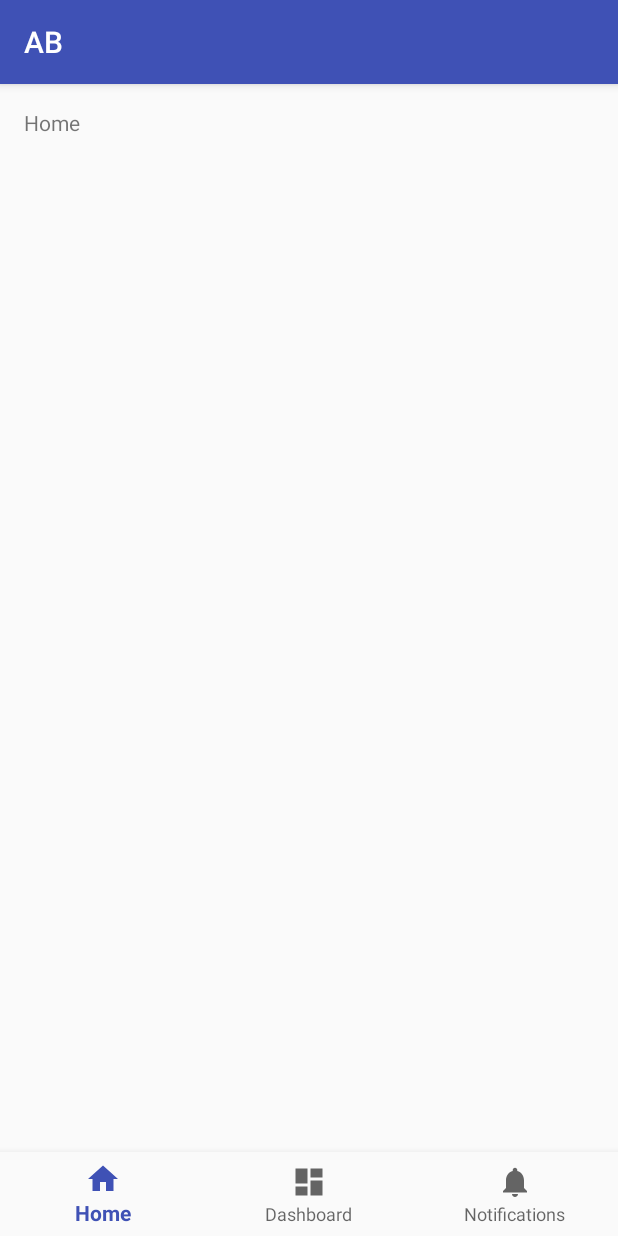
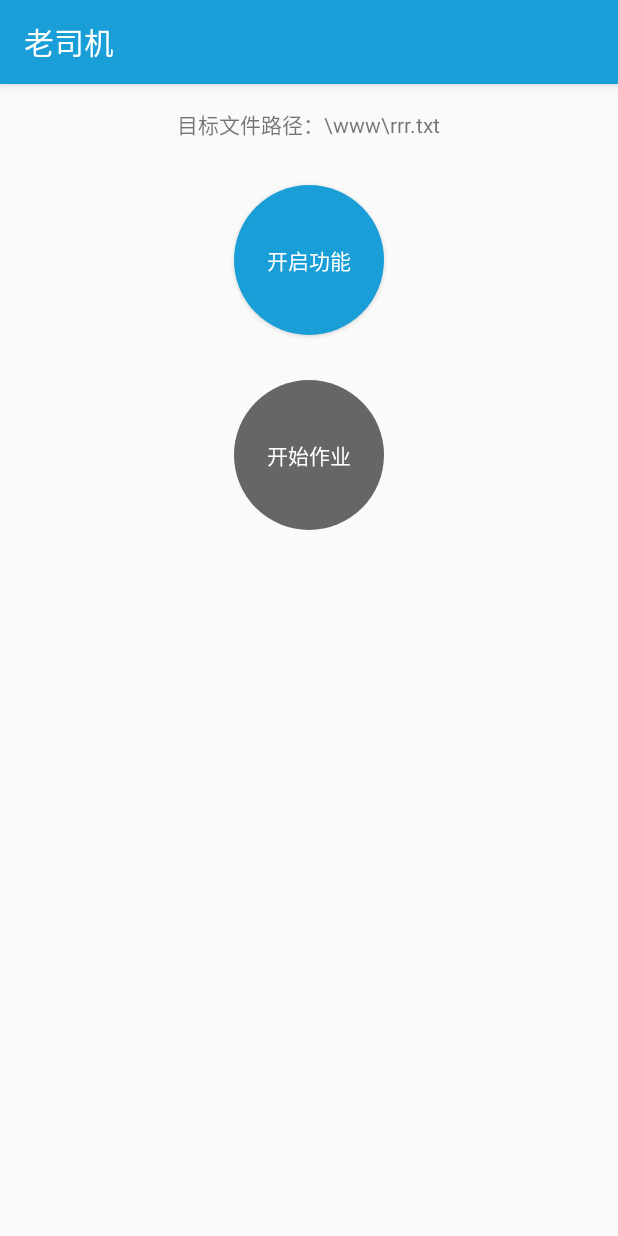
Before and after one commit to Sbingo/AB, an Android app: the screen it shows after launch (MainActivity), on a phone screen of 412 x 824 dp. Run offline under Robolectric (Android 15) with nearby library versions, the phone set to English and light mode, and no system bars.

```diff
--- a/app/src/main/java/sbingo/ab/MainActivity.java
+++ b/app/src/main/java/sbingo/ab/MainActivity.java
@@ -1,45 +1,136 @@
 package sbingo.ab;
 
+import android.accessibilityservice.AccessibilityServiceInfo;
+import android.content.Context;
+import android.content.Intent;
+import android.content.pm.PackageInfo;
+import android.content.pm.PackageManager;
 import android.os.Bundle;
-import android.support.annotation.NonNull;
-import android.support.design.widget.BottomNavigationView;
+import android.os.Environment;
+import android.provider.Settings;
 import android.support.v7.app.AppCompatActivity;
-import android.view.MenuItem;
+import android.util.Log;
+import android.view.View;
+import android.view.accessibility.AccessibilityManager;
+import android.widget.Button;
 import android.widget.TextView;
+import android.widget.Toast;
 
-public class MainActivity extends AppCompatActivity {
+import java.io.File;
+import java.util.List;
 
-    private TextView mTextMessage;
+public class MainActivity extends AppCompatActivity implements AccessibilityManager.AccessibilityStateChangeListener {
 
-    private BottomNavigationView.OnNavigationItemSelectedListener mOnNavigationItemSelectedListener
-            = new BottomNavigationView.OnNavigationItemSelectedListener() {
+    private Button serviceSwitch, start;
+    private TextView path;
 
-        @Override
-        public boolean onNavigationItemSelected(@NonNull MenuItem item) {
-            switch (item.getItemId()) {
-                case R.id.navigation_home:
-                    mTextMessage.setText(R.string.title_home);
-                    return true;
-                case R.id.navigation_dashboard:
-                    mTextMessage.setText(R.string.title_dashboard);
-                    return true;
-                case R.id.navigation_notifications:
-                    mTextMessage.setText(R.string.title_notifications);
-                    return true;
-            }
-            return false;
-        }
+    private AccessibilityManager accessibilityManager;
 
-    };
+    private final String TAG = this.getClass().getName();
 
     @Override
     protected void onCreate(Bundle savedInstanceState) {
         super.onCreate(savedInstanceState);
         setContentView(R.layout.activity_main);
+        serviceSwitch = (Button) findViewById(R.id.service_switch);
+        start = (Button) findViewById(R.id.start);
+        path = (TextView) findViewById(R.id.path);
 
-        mTextMessage = (TextView) findViewById(R.id.message);
-        BottomNavigationView navigation = (BottomNavigationView) findViewById(R.id.navigation);
-        navigation.setOnNavigationItemSelectedListener(mOnNavigationItemSelectedListener);
+        accessibilityManager = (AccessibilityManager) getSystemService(Context.ACCESSIBILITY_SERVICE);
+        accessibilityManager.addAccessibilityStateChangeListener(this);
+
+        serviceSwitch.setOnClickListener(new View.OnClickListener() {
+            @Override
+            public void onClick(View v) {
+                Toast.makeText(MainActivity.this, "请点击老司机并开启", Toast.LENGTH_SHORT).show();
+                Intent intent = new Intent(Settings.ACTION_ACCESSIBILITY_SETTINGS);
+                startActivity(intent);
+            }
+        });
+
+        start.setOnClickListener(new View.OnClickListener() {
+            @Override
+            public void onClick(View v) {
+//                if (isFileReady()) {
+                    startPackage("com.contextlogic.wish");
+//                }
+            }
+        });
+
+        updateStatus(isServiceEnabled() ? true : false);
     }
 
+    private boolean isFileReady() {
+        File dir = new File(Environment.getExternalStorageDirectory() + File.separator + "www");
+        File file = new File(dir, "rrr.txt");
+        if (file.exists() && file.length() > 0) {
+            if (!isFileUsed()) {
+                return true;
+            } else {
+                Toast.makeText(MainActivity.this, "目标文件已使用过，作业取消！", Toast.LENGTH_SHORT).show();
+            }
+        } else {
+            Toast.makeText(MainActivity.this, "目标文件不存在或为空文件，无法作业！", Toast.LENGTH_SHORT).show();
+        }
+        return false;
+    }
+
+    private boolean isFileUsed() {
+        // TODO: 2017/3/14 判断文件是否已使用过
+        return false;
+    }
+
+    @Override
+    public void onAccessibilityStateChanged(boolean enabled) {
+        Log.i(TAG, "onAccessibilityStateChanged ：" + enabled);
+        updateStatus(enabled);
+    }
+
+    private void updateStatus(boolean serviceEnabled) {
+        serviceSwitch.setEnabled(!serviceEnabled);
+        start.setEnabled(serviceEnabled);
+    }
+
+    private boolean isServiceEnabled() {
+        List<AccessibilityServiceInfo> accessibilityServices =
+                accessibilityManager.getEnabledAccessibilityServiceList(AccessibilityServiceInfo.FEEDBACK_ALL_MASK);
+        for (AccessibilityServiceInfo info : accessibilityServices) {
+            if (info.getId().equals(getPackageName() + "/.MyService")) {
+                return true;
+            }
+        }
+        return false;
+    }
+
+    private void startPackage(String packageName) {
+        PackageManager packageManager = getPackageManager();
+        if (packageExist(packageName)) {
+            Intent intent = packageManager.getLaunchIntentForPackage(packageName);
+            startActivity(intent);
+        } else {
+            Toast.makeText(MainActivity.this, "没有安装" + packageName, Toast.LENGTH_SHORT).show();
+        }
+    }
+
+    /**
+     * 检查包是否存在
+     *
+     * @param packageName
+     * @return
+     */
+    private boolean packageExist(String packageName) {
+        PackageInfo packageInfo = null;
+        try {
+            packageInfo = getPackageManager().getPackageInfo(packageName, 0);
+        } catch (PackageManager.NameNotFoundException e) {
+            e.printStackTrace();
+        }
+        return packageInfo != null;
+    }
+
+    @Override
+    protected void onDestroy() {
+        super.onDestroy();
+        accessibilityManager.removeAccessibilityStateChangeListener(this);
+    }
 }
--- /dev/null
+++ b/app/src/main/res/drawable/btn_bg_selector.xml
@@ -0,0 +1,15 @@
+<?xml version="1.0" encoding="utf-8"?>
+<selector xmlns:android="http://schemas.android.com/apk/res/android">
+
+    <item android:state_enabled="false">
+        <shape android:shape="oval">
+            <solid android:color="@color/grey" />
+        </shape>
+    </item>
+
+    <item>
+        <shape android:shape="oval">
+            <solid android:color="@color/colorPrimary" />
+        </shape>
+    </item>
+</selector>
--- a/app/src/main/res/layout/activity_main.xml
+++ b/app/src/main/res/layout/activity_main.xml
@@ -1,6 +1,5 @@
 <?xml version="1.0" encoding="utf-8"?>
-<LinearLayout xmlns:android="http://schemas.android.com/apk/res/android"
-    xmlns:app="http://schemas.android.com/apk/res-auto"
+<RelativeLayout xmlns:android="http://schemas.android.com/apk/res/android"
     xmlns:tools="http://schemas.android.com/tools"
     android:id="@+id/container"
     android:layout_width="match_parent"
@@ -8,30 +7,39 @@
     android:orientation="vertical"
     tools:context="sbingo.ab.MainActivity">
 
-    <FrameLayout
-        android:id="@+id/content"
-        android:layout_width="match_parent"
-        android:layout_height="0dp"
-        android:layout_weight="1">
+    <TextView
+        android:id="@+id/path"
+        android:layout_width="wrap_content"
+        android:layout_height="wrap_content"
+        android:layout_centerHorizontal="true"
+        android:layout_marginTop="@dimen/activity_vertical_margin"
+        android:text="@string/path" />
 
-        <TextView
-            android:id="@+id/message"
-            android:layout_width="match_parent"
-            android:layout_height="wrap_content"
-            android:layout_marginBottom="@dimen/activity_vertical_margin"
-            android:layout_marginLeft="@dimen/activity_horizontal_margin"
-            android:layout_marginRight="@dimen/activity_horizontal_margin"
-            android:layout_marginTop="@dimen/activity_vertical_margin"
-            android:text="@string/title_home" />
+    <Button
+        android:id="@+id/service_switch"
+        android:layout_width="100dp"
+        android:layout_height="100dp"
+        android:layout_below="@id/path"
+        android:layout_centerHorizontal="true"
+        android:layout_marginTop="30dp"
+        android:background="@drawable/btn_bg_selector"
+        android:enabled="true"
+        android:gravity="center"
+        android:text="@string/service_switch"
+        android:textColor="@color/white" />
 
-    </FrameLayout>
+    <Button
+        android:id="@+id/start"
+        android:layout_width="100dp"
+        android:layout_height="100dp"
+        android:layout_below="@id/service_switch"
+        android:layout_centerHorizontal="true"
+        android:layout_marginTop="30dp"
+        android:background="@drawable/btn_bg_selector"
+        android:enabled="false"
+        android:gravity="center"
+        android:padding="20dp"
+        android:text="@string/start"
+        android:textColor="@color/white" />
 
-    <android.support.design.widget.BottomNavigationView
-        android:id="@+id/navigation"
-        android:layout_width="match_parent"
-        android:layout_height="wrap_content"
-        android:layout_gravity="bottom"
-        android:background="?android:attr/windowBackground"
-        app:menu="@menu/navigation" />
-
-</LinearLayout>
+</RelativeLayout>
--- a/app/src/main/res/values/colors.xml
+++ b/app/src/main/res/values/colors.xml
@@ -1,6 +1,9 @@
 <?xml version="1.0" encoding="utf-8"?>
 <resources>
-    <color name="colorPrimary">#3F51B5</color>
+    <color name="colorPrimary">#199ed8</color>
     <color name="colorPrimaryDark">#303F9F</color>
     <color name="colorAccent">#FF4081</color>
+
+    <color name="grey">#666666</color>
+    <color name="white">#ffffff</color>
 </resources>
--- a/app/src/main/res/values/strings.xml
+++ b/app/src/main/res/values/strings.xml
@@ -1,6 +1,11 @@
 <resources>
-    <string name="app_name">AB</string>
+    <string name="app_name">老司机</string>
     <string name="title_home">Home</string>
     <string name="title_dashboard">Dashboard</string>
     <string name="title_notifications">Notifications</string>
+
+    <string name="description">系好安全带，发车了！</string>
+    <string name="path">目标文件路径：\\www\\rrr.txt"</string>
+    <string name="service_switch">开启功能</string>
+    <string name="start">开始作业</string>
 </resources>
--- a/app/src/main/res/xml/service_config.xml
+++ b/app/src/main/res/xml/service_config.xml
@@ -1,10 +1,9 @@
 <?xml version="1.0" encoding="utf-8"?>
 <accessibility-service xmlns:android="http://schemas.android.com/apk/res/android"
-    android:description="@string/app_name"
+    android:description="@string/description"
     android:accessibilityEventTypes="typeAllMask"
     android:accessibilityFlags="flagDefault"
     android:accessibilityFeedbackType="feedbackAllMask"
-    android:notificationTimeout="0"
+    android:notificationTimeout="100"
     android:canRetrieveWindowContent="true"
-    android:settingsActivity="MainActivity"
     />
```
Also changed, not shown: app/src/main/java/sbingo/ab/MyService.java (+102 -0 lines).
